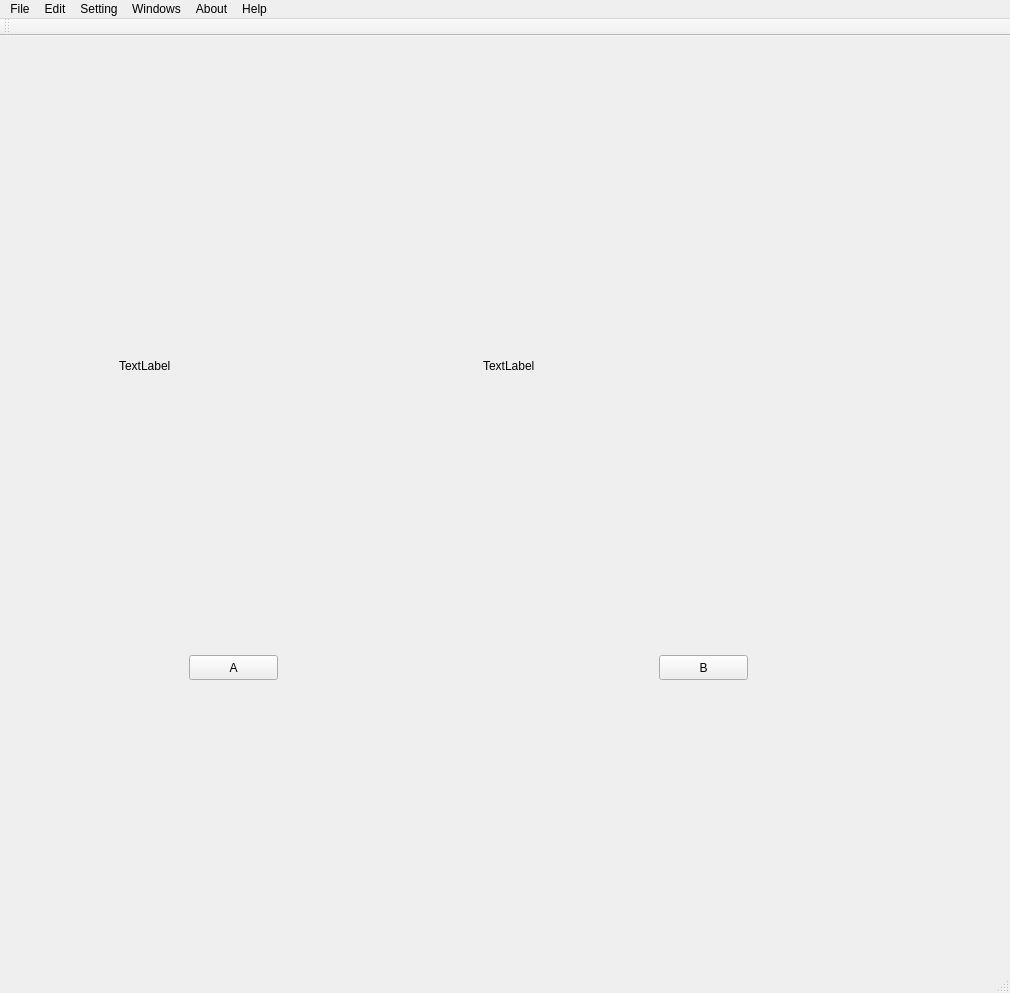
This is user_interface/resources/menu.ui in smattha/robotHuman as Qt 5 draws it before an edit. The edited form follows.
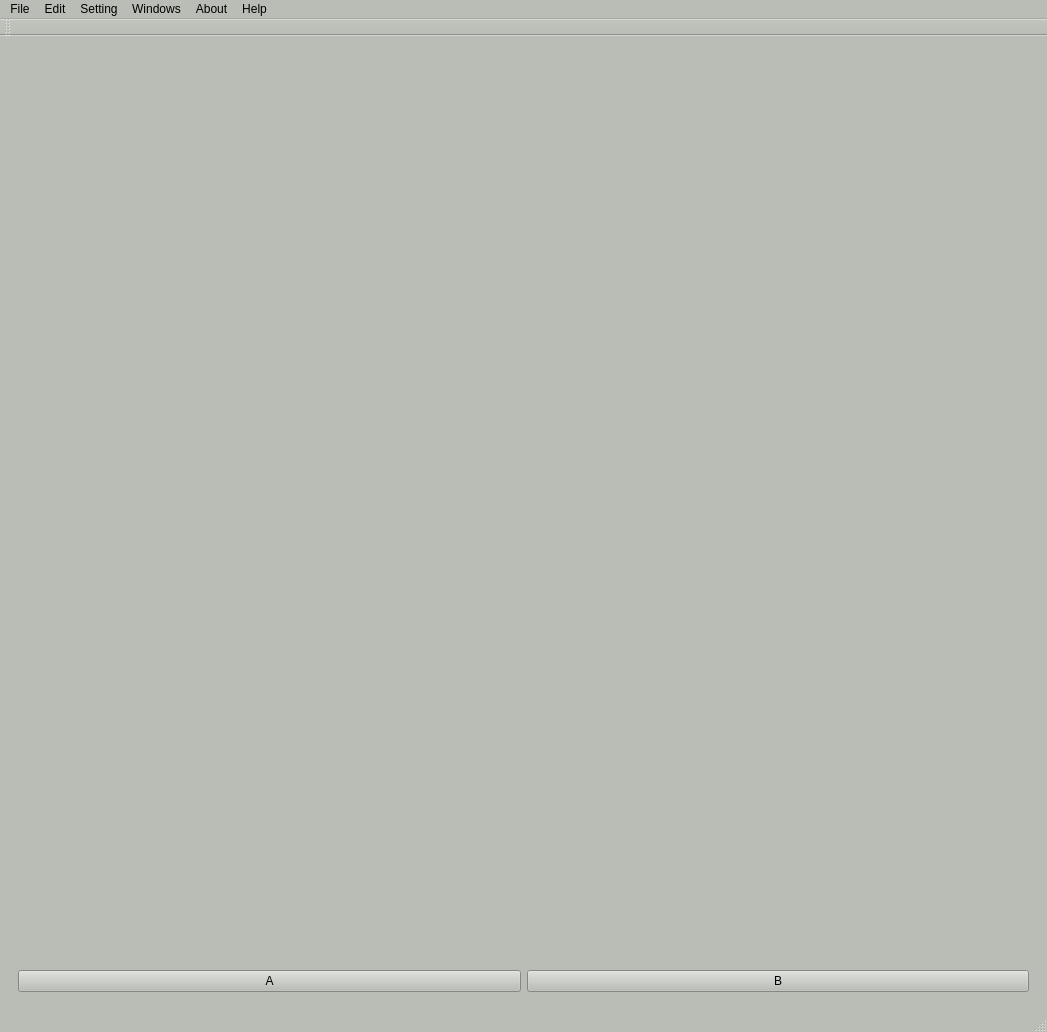
This is the edited form. The open tabs and pages were chosen to show the change.

Patch:
```diff
--- a/user_interface/resources/menu.ui
+++ b/user_interface/resources/menu.ui
@@ -9,8 +9,8 @@
    <rect>
     <x>0</x>
     <y>0</y>
-    <width>1010</width>
-    <height>993</height>
+    <width>1047</width>
+    <height>1032</height>
    </rect>
   </property>
   <property name="sizePolicy">
@@ -25,6 +25,448 @@
     <height>1080</height>
    </size>
   </property>
+  <property name="palette">
+   <palette>
+    <active>
+     <colorrole role="WindowText">
+      <brush brushstyle="SolidPattern">
+       <color alpha="255">
+        <red>0</red>
+        <green>0</green>
+        <blue>0</blue>
+       </color>
+      </brush>
+     </colorrole>
+     <colorrole role="Button">
+      <brush brushstyle="SolidPattern">
+       <color alpha="255">
+        <red>186</red>
+        <green>189</green>
+        <blue>182</blue>
+       </color>
+      </brush>
+     </colorrole>
+     <colorrole role="Light">
+      <brush brushstyle="SolidPattern">
+       <color alpha="255">
+        <red>255</red>
+        <green>255</green>
+        <blue>255</blue>
+       </color>
+      </brush>
+     </colorrole>
+     <colorrole role="Midlight">
+      <brush brushstyle="SolidPattern">
+       <color alpha="255">
+        <red>220</red>
+        <green>222</green>
+        <blue>218</blue>
+       </color>
+      </brush>
+     </colorrole>
+     <colorrole role="Dark">
+      <brush brushstyle="SolidPattern">
+       <color alpha="255">
+        <red>93</red>
+        <green>94</green>
+        <blue>91</blue>
+       </color>
+      </brush>
+     </colorrole>
+     <colorrole role="Mid">
+      <brush brushstyle="SolidPattern">
+       <color alpha="255">
+        <red>124</red>
+        <green>126</green>
+        <blue>121</blue>
+       </color>
+      </brush>
+     </colorrole>
+     <colorrole role="Text">
+      <brush brushstyle="SolidPattern">
+       <color alpha="255">
+        <red>0</red>
+        <green>0</green>
+        <blue>0</blue>
+       </color>
+      </brush>
+     </colorrole>
+     <colorrole role="BrightText">
+      <brush brushstyle="SolidPattern">
+       <color alpha="255">
+        <red>255</red>
+        <green>255</green>
+        <blue>255</blue>
+       </color>
+      </brush>
+     </colorrole>
+     <colorrole role="ButtonText">
+      <brush brushstyle="SolidPattern">
+       <color alpha="255">
+        <red>0</red>
+        <green>0</green>
+        <blue>0</blue>
+       </color>
+      </brush>
+     </colorrole>
+     <colorrole role="Base">
+      <brush brushstyle="SolidPattern">
+       <color alpha="255">
+        <red>255</red>
+        <green>255</green>
+        <blue>255</blue>
+       </color>
+      </brush>
+     </colorrole>
+     <colorrole role="Window">
+      <brush brushstyle="SolidPattern">
+       <color alpha="255">
+        <red>186</red>
+        <green>189</green>
+        <blue>182</blue>
+       </color>
+      </brush>
+     </colorrole>
+     <colorrole role="Shadow">
+      <brush brushstyle="SolidPattern">
+       <color alpha="255">
+        <red>0</red>
+        <green>0</green>
+        <blue>0</blue>
+       </color>
+      </brush>
+     </colorrole>
+     <colorrole role="AlternateBase">
+      <brush brushstyle="SolidPattern">
+       <color alpha="255">
+        <red>220</red>
+        <green>222</green>
+        <blue>218</blue>
+       </color>
+      </brush>
+     </colorrole>
+     <colorrole role="ToolTipBase">
+      <brush brushstyle="SolidPattern">
+       <color alpha="255">
+        <red>255</red>
+        <green>255</green>
+        <blue>220</blue>
+       </color>
+      </brush>
+     </colorrole>
+     <colorrole role="ToolTipText">
+      <brush brushstyle="SolidPattern">
+       <color alpha="255">
+        <red>0</red>
+        <green>0</green>
+        <blue>0</blue>
+       </color>
+      </brush>
+     </colorrole>
+     <colorrole role="PlaceholderText">
+      <brush brushstyle="SolidPattern">
+       <color alpha="128">
+        <red>0</red>
+        <green>0</green>
+        <blue>0</blue>
+       </color>
+      </brush>
+     </colorrole>
+    </active>
+    <inactive>
+     <colorrole role="WindowText">
+      <brush brushstyle="SolidPattern">
+       <color alpha="255">
+        <red>0</red>
+        <green>0</green>
+        <blue>0</blue>
+       </color>
+      </brush>
+     </colorrole>
+     <colorrole role="Button">
+      <brush brushstyle="SolidPattern">
+       <color alpha="255">
+        <red>186</red>
+        <green>189</green>
+        <blue>182</blue>
+       </color>
+      </brush>
+     </colorrole>
+     <colorrole role="Light">
+      <brush brushstyle="SolidPattern">
+       <color alpha="255">
+        <red>255</red>
+        <green>255</green>
+        <blue>255</blue>
+       </color>
+      </brush>
+     </colorrole>
+     <colorrole role="Midlight">
+      <brush brushstyle="SolidPattern">
+       <color alpha="255">
+        <red>220</red>
+        <green>222</green>
+        <blue>218</blue>
+       </color>
+      </brush>
+     </colorrole>
+     <colorrole role="Dark">
+      <brush brushstyle="SolidPattern">
+       <color alpha="255">
+        <red>93</red>
+        <green>94</green>
+        <blue>91</blue>
+       </color>
+      </brush>
+     </colorrole>
+     <colorrole role="Mid">
+      <brush brushstyle="SolidPattern">
+       <color alpha="255">
+        <red>124</red>
+        <green>126</green>
+        <blue>121</blue>
+       </color>
+      </brush>
+     </colorrole>
+     <colorrole role="Text">
+      <brush brushstyle="SolidPattern">
+       <color alpha="255">
+        <red>0</red>
+        <green>0</green>
+        <blue>0</blue>
+       </color>
+      </brush>
+     </colorrole>
+     <colorrole role="BrightText">
+      <brush brushstyle="SolidPattern">
+       <color alpha="255">
+        <red>255</red>
+        <green>255</green>
+        <blue>255</blue>
+       </color>
+      </brush>
+     </colorrole>
+     <colorrole role="ButtonText">
+      <brush brushstyle="SolidPattern">
+       <color alpha="255">
+        <red>0</red>
+        <green>0</green>
+        <blue>0</blue>
+       </color>
+      </brush>
+     </colorrole>
+     <colorrole role="Base">
+      <brush brushstyle="SolidPattern">
+       <color alpha="255">
+        <red>255</red>
+        <green>255</green>
+        <blue>255</blue>
+       </color>
+      </brush>
+     </colorrole>
+     <colorrole role="Window">
+      <brush brushstyle="SolidPattern">
+       <color alpha="255">
+        <red>186</red>
+        <green>189</green>
+        <blue>182</blue>
+       </color>
+      </brush>
+     </colorrole>
+     <colorrole role="Shadow">
+      <brush brushstyle="SolidPattern">
+       <color alpha="255">
+        <red>0</red>
+        <green>0</green>
+        <blue>0</blue>
+       </color>
+      </brush>
+     </colorrole>
+     <colorrole role="AlternateBase">
+      <brush brushstyle="SolidPattern">
+       <color alpha="255">
+        <red>220</red>
+        <green>222</green>
+        <blue>218</blue>
+       </color>
+      </brush>
+     </colorrole>
+     <colorrole role="ToolTipBase">
+      <brush brushstyle="SolidPattern">
+       <color alpha="255">
+        <red>255</red>
+        <green>255</green>
+        <blue>220</blue>
+       </color>
+      </brush>
+     </colorrole>
+     <colorrole role="ToolTipText">
+      <brush brushstyle="SolidPattern">
+       <color alpha="255">
+        <red>0</red>
+        <green>0</green>
+        <blue>0</blue>
+       </color>
+      </brush>
+     </colorrole>
+     <colorrole role="PlaceholderText">
+      <brush brushstyle="SolidPattern">
+       <color alpha="128">
+        <red>0</red>
+        <green>0</green>
+        <blue>0</blue>
+       </color>
+      </brush>
+     </colorrole>
+    </inactive>
+    <disabled>
+     <colorrole role="WindowText">
+      <brush brushstyle="SolidPattern">
+       <color alpha="255">
+        <red>93</red>
+        <green>94</green>
+        <blue>91</blue>
+       </color>
+      </brush>
+     </colorrole>
+     <colorrole role="Button">
+      <brush brushstyle="SolidPattern">
+       <color alpha="255">
+        <red>186</red>
+        <green>189</green>
+        <blue>182</blue>
+       </color>
+      </brush>
+     </colorrole>
+     <colorrole role="Light">
+      <brush brushstyle="SolidPattern">
+       <color alpha="255">
+        <red>255</red>
+        <green>255</green>
+        <blue>255</blue>
+       </color>
+      </brush>
+     </colorrole>
+     <colorrole role="Midlight">
+      <brush brushstyle="SolidPattern">
+       <color alpha="255">
+        <red>220</red>
+        <green>222</green>
+        <blue>218</blue>
+       </color>
+      </brush>
+     </colorrole>
+     <colorrole role="Dark">
+      <brush brushstyle="SolidPattern">
+       <color alpha="255">
+        <red>93</red>
+        <green>94</green>
+        <blue>91</blue>
+       </color>
+      </brush>
+     </colorrole>
+     <colorrole role="Mid">
+      <brush brushstyle="SolidPattern">
+       <color alpha="255">
+        <red>124</red>
+        <green>126</green>
+        <blue>121</blue>
+       </color>
+      </brush>
+     </colorrole>
+     <colorrole role="Text">
+      <brush brushstyle="SolidPattern">
+       <color alpha="255">
+        <red>93</red>
+        <green>94</green>
+        <blue>91</blue>
+       </color>
+      </brush>
+     </colorrole>
+     <colorrole role="BrightText">
+      <brush brushstyle="SolidPattern">
+       <color alpha="255">
+        <red>255</red>
+        <green>255</green>
+        <blue>255</blue>
+       </color>
+      </brush>
+     </colorrole>
+     <colorrole role="ButtonText">
+      <brush brushstyle="SolidPattern">
+       <color alpha="255">
+        <red>93</red>
+        <green>94</green>
+        <blue>91</blue>
+       </color>
+      </brush>
+     </colorrole>
+     <colorrole role="Base">
+      <brush brushstyle="SolidPattern">
+       <color alpha="255">
+        <red>186</red>
+        <green>189</green>
+        <blue>182</blue>
+       </color>
+      </brush>
+     </colorrole>
+     <colorrole role="Window">
+      <brush brushstyle="SolidPattern">
+       <color alpha="255">
+        <red>186</red>
+        <green>189</green>
+        <blue>182</blue>
+       </color>
+      </brush>
+     </colorrole>
+     <colorrole role="Shadow">
+      <brush brushstyle="SolidPattern">
+       <color alpha="255">
+        <red>0</red>
+        <green>0</green>
+        <blue>0</blue>
+       </color>
+      </brush>
+     </colorrole>
+     <colorrole role="AlternateBase">
+      <brush brushstyle="SolidPattern">
+       <color alpha="255">
+        <red>186</red>
+        <green>189</green>
+        <blue>182</blue>
+       </color>
+      </brush>
+     </colorrole>
+     <colorrole role="ToolTipBase">
+      <brush brushstyle="SolidPattern">
+       <color alpha="255">
+        <red>255</red>
+        <green>255</green>
+        <blue>220</blue>
+       </color>
+      </brush>
+     </colorrole>
+     <colorrole role="ToolTipText">
+      <brush brushstyle="SolidPattern">
+       <color alpha="255">
+        <red>0</red>
+        <green>0</green>
+        <blue>0</blue>
+       </color>
+      </brush>
+     </colorrole>
+     <colorrole role="PlaceholderText">
+      <brush brushstyle="SolidPattern">
+       <color alpha="128">
+        <red>0</red>
+        <green>0</green>
+        <blue>0</blue>
+       </color>
+      </brush>
+     </colorrole>
+    </disabled>
+   </palette>
+  </property>
   <property name="windowTitle">
    <string>Αρχική οθόνη </string>
   </property>
@@ -660,80 +1102,36 @@
        </widget>
       </widget>
       <widget class="QWidget" name="page_2">
-       <widget class="QWidget" name="horizontalLayoutWidget_6">
-        <property name="geometry">
-         <rect>
-          <x>110</x>
-          <y>40</y>
-          <width>721</width>
-          <height>561</height>
-         </rect>
-        </property>
-        <layout class="QHBoxLayout" name="horizontalLayout_6">
-         <item>
-          <widget class="QLabel" name="exercise5Answer2">
-           <property name="text">
-            <string>TextLabel</string>
-           </property>
-           <property name="scaledContents">
-            <bool>true</bool>
-           </property>
-          </widget>
-         </item>
-         <item>
-          <widget class="QLabel" name="exercise5Answer1">
-           <property name="text">
-            <string>TextLabel</string>
-           </property>
-           <property name="scaledContents">
-            <bool>true</bool>
-           </property>
-          </widget>
-         </item>
-        </layout>
-       </widget>
-       <widget class="QLabel" name="label_14">
-        <property name="geometry">
-         <rect>
-          <x>10</x>
-          <y>40</y>
-          <width>881</width>
-          <height>20</height>
-         </rect>
-        </property>
-        <property name="text">
-         <string/>
-        </property>
-        <property name="alignment">
-         <set>Qt::AlignCenter</set>
-        </property>
-       </widget>
-       <widget class="QPushButton" name="answer1Ex3">
-        <property name="geometry">
-         <rect>
-          <x>180</x>
-          <y>610</y>
-          <width>89</width>
-          <height>25</height>
-         </rect>
-        </property>
-        <property name="text">
-         <string>A</string>
-        </property>
-       </widget>
-       <widget class="QPushButton" name="answer2Ex3">
-        <property name="geometry">
-         <rect>
-          <x>650</x>
-          <y>610</y>
-          <width>89</width>
-          <height>25</height>
-         </rect>
-        </property>
-        <property name="text">
-         <string>B</string>
-        </property>
-       </widget>
+       <layout class="QGridLayout" name="gridLayout_15">
+        <item row="0" column="0">
+         <layout class="QGridLayout" name="gridLayout_14">
+          <item row="0" column="1">
+           <widget class="QWidget" name="ex5Answer2" native="true"/>
+          </item>
+          <item row="0" column="0">
+           <layout class="QHBoxLayout" name="horizontalLayout_6">
+            <item>
+             <widget class="QWidget" name="ex5Answer1" native="true"/>
+            </item>
+           </layout>
+          </item>
+          <item row="1" column="0">
+           <widget class="QPushButton" name="answer1Ex3">
+            <property name="text">
+             <string>A</string>
+            </property>
+           </widget>
+          </item>
+          <item row="1" column="1">
+           <widget class="QPushButton" name="answer2Ex3">
+            <property name="text">
+             <string>B</string>
+            </property>
+           </widget>
+          </item>
+         </layout>
+        </item>
+       </layout>
       </widget>
       <widget class="QWidget" name="page">
        <widget class="QPushButton" name="answer1Exersice4">
@@ -843,7 +1241,7 @@
     <rect>
      <x>0</x>
      <y>0</y>
-     <width>1010</width>
+     <width>1047</width>
      <height>22</height>
     </rect>
    </property>
```
Left out of the diff: 2 changed lines with no effect on the pictures.
